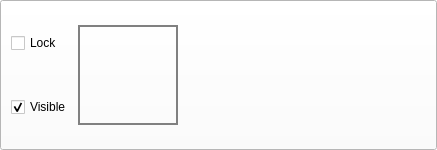
The window that 图像处理程序/LayerUI.ui (March-rain233/MineSketchpad) describes before a commit, drawn with Qt 5.
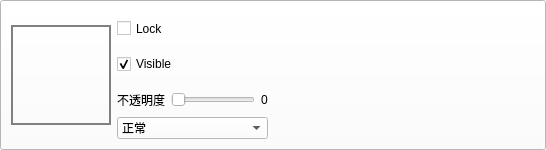
The same window after the commit.

Diff of the .ui file:
```diff
--- a/图像处理程序/LayerUI.ui
+++ b/图像处理程序/LayerUI.ui
@@ -6,13 +6,13 @@
    <rect>
     <x>0</x>
     <y>0</y>
-    <width>437</width>
+    <width>546</width>
     <height>150</height>
    </rect>
   </property>
   <property name="minimumSize">
    <size>
-    <width>0</width>
+    <width>250</width>
     <height>0</height>
    </size>
   </property>
@@ -472,9 +472,34 @@
   </property>
   <layout class="QHBoxLayout" name="horizontalLayout">
    <item>
-    <layout class="QHBoxLayout" name="horizontalLayout_2" stretch="0,10,1">
+    <layout class="QHBoxLayout" name="horizontalLayout_2" stretch="10,0,10">
      <item>
-      <layout class="QVBoxLayout" name="verticalLayout">
+      <widget class="QWidget" name="Image" native="true">
+       <property name="sizePolicy">
+        <sizepolicy hsizetype="Expanding" vsizetype="Preferred">
+         <horstretch>0</horstretch>
+         <verstretch>0</verstretch>
+        </sizepolicy>
+       </property>
+       <property name="minimumSize">
+        <size>
+         <width>100</width>
+         <height>100</height>
+        </size>
+       </property>
+       <property name="maximumSize">
+        <size>
+         <width>100</width>
+         <height>100</height>
+        </size>
+       </property>
+       <property name="styleSheet">
+        <string notr="true">background:transparent;border:2px solid gray</string>
+       </property>
+      </widget>
+     </item>
+     <item>
+      <layout class="QVBoxLayout" name="verticalLayout" stretch="0,0,0,0">
        <property name="spacing">
         <number>0</number>
        </property>
@@ -522,34 +547,178 @@
          </property>
         </widget>
        </item>
-      </layout>
-     </item>
-     <item>
-      <widget class="QWidget" name="Image" native="true">
-       <property name="maximumSize">
-        <size>
-         <width>100</width>
-         <height>100</height>
-        </size>
-       </property>
-       <property name="styleSheet">
-        <string notr="true">background:transparent;border:2px solid gray</string>
-       </property>
-      </widget>
-     </item>
-     <item>
-      <layout class="QVBoxLayout" name="verticalLayout_2">
        <item>
-        <widget class="QLabel" name="name">
-         <property name="text">
-          <string/>
-         </property>
+        <layout class="QHBoxLayout" name="horizontalLayout_3" stretch="0,10,0">
+         <item>
+          <widget class="QLabel" name="label">
+           <property name="text">
+            <string>不透明度</string>
+           </property>
+          </widget>
+         </item>
+         <item>
+          <widget class="QSlider" name="alpha">
+           <property name="sizePolicy">
+            <sizepolicy hsizetype="Expanding" vsizetype="Fixed">
+             <horstretch>0</horstretch>
+             <verstretch>0</verstretch>
+            </sizepolicy>
+           </property>
+           <property name="maximumSize">
+            <size>
+             <width>200</width>
+             <height>16777215</height>
+            </size>
+           </property>
+           <property name="maximum">
+            <number>255</number>
+           </property>
+           <property name="orientation">
+            <enum>Qt::Horizontal</enum>
+           </property>
+          </widget>
+         </item>
+         <item>
+          <widget class="QLabel" name="output">
+           <property name="text">
+            <string>0</string>
+           </property>
+          </widget>
+         </item>
+        </layout>
+       </item>
+       <item>
+        <widget class="QComboBox" name="mode">
+         <item>
+          <property name="text">
+           <string>正常</string>
+          </property>
+         </item>
+         <item>
+          <property name="text">
+           <string>变暗</string>
+          </property>
+         </item>
+         <item>
+          <property name="text">
+           <string>正片叠底</string>
+          </property>
+         </item>
+         <item>
+          <property name="text">
+           <string>颜色加深</string>
+          </property>
+         </item>
+         <item>
+          <property name="text">
+           <string>线性加深</string>
+          </property>
+         </item>
+         <item>
+          <property name="text">
+           <string>深色</string>
+          </property>
+         </item>
+         <item>
+          <property name="text">
+           <string>变亮</string>
+          </property>
+         </item>
+         <item>
+          <property name="text">
+           <string>滤色</string>
+          </property>
+         </item>
+         <item>
+          <property name="text">
+           <string>颜色减淡</string>
+          </property>
+         </item>
+         <item>
+          <property name="text">
+           <string>线性减淡</string>
+          </property>
+         </item>
+         <item>
+          <property name="text">
+           <string>浅色</string>
+          </property>
+         </item>
+         <item>
+          <property name="text">
+           <string>叠加</string>
+          </property>
+         </item>
+         <item>
+          <property name="text">
+           <string>柔光</string>
+          </property>
+         </item>
+         <item>
+          <property name="text">
+           <string>强光</string>
+          </property>
+         </item>
+         <item>
+          <property name="text">
+           <string>亮光</string>
+          </property>
+         </item>
+         <item>
+          <property name="text">
+           <string>线性光</string>
+          </property>
+         </item>
+         <item>
+          <property name="text">
+           <string>点光</string>
+          </property>
+         </item>
+         <item>
+          <property name="text">
+           <string>实色混合</string>
+          </property>
+         </item>
+         <item>
+          <property name="text">
+           <string>差值</string>
+          </property>
+         </item>
+         <item>
+          <property name="text">
+           <string>排除</string>
+          </property>
+         </item>
+         <item>
+          <property name="text">
+           <string>减去</string>
+          </property>
+         </item>
+         <item>
+          <property name="text">
+           <string>划分</string>
+          </property>
+         </item>
         </widget>
        </item>
       </layout>
      </item>
+     <item>
+      <widget class="QLabel" name="label_3">
+       <property name="text">
+        <string/>
+       </property>
+      </widget>
+     </item>
     </layout>
    </item>
+   <item>
+    <widget class="QLabel" name="label_2">
+     <property name="text">
+      <string/>
+     </property>
+    </widget>
+   </item>
   </layout>
  </widget>
  <layoutdefault spacing="6" margin="11"/>
```
